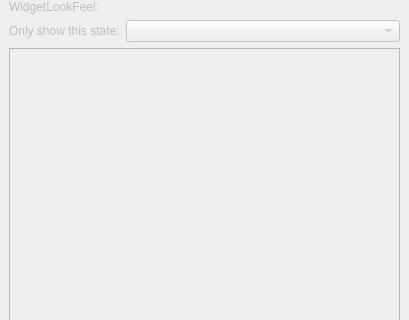
timbaker/ceed, file ceed/ui/editors/looknfeel/LookNFeelHierarchyDockWidget.ui: the form before one commit; both pictures show x 0 to 409 and y 0 to 320 of the 409 by 668 pixel window.
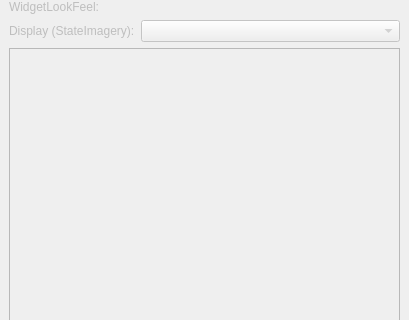
The form after the commit. Icons and pictures are not drawn. Custom widgets are drawn as their Qt base class.

Commit message: MOD: Changing the hierarchy dock widget look

Patch:
```diff
--- a/ceed/ui/editors/looknfeel/LookNFeelHierarchyDockWidget.ui
+++ b/ceed/ui/editors/looknfeel/LookNFeelHierarchyDockWidget.ui
@@ -74,7 +74,7 @@
          </sizepolicy>
         </property>
         <property name="text">
-         <string>Only show this state:</string>
+         <string>Display (StateImagery):</string>
         </property>
        </widget>
       </item>
```
Left out of the diff: 23 changed lines with no effect on the pictures.
